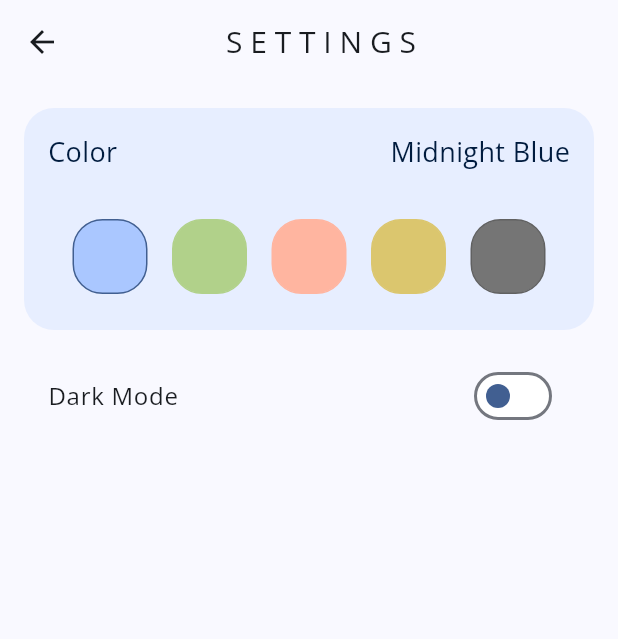
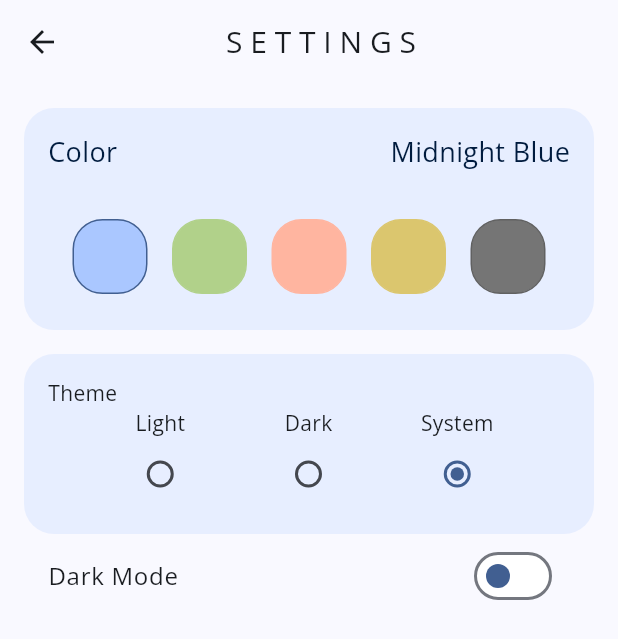
Before and after one commit to TheLameOne/polyphasic_sleep, a Flutter app: the SettingsPage screen opened by its route, on a phone screen of 412 x 824 dp. Shown: the top 639 px of the screen. Run offline on Flutter 3.47's test engine with Material 3 defaults, Android fonts, the phone set to English and light mode, and no system bars; our stand-ins replace action_slider, audioplayers, card_swiper, chat_bubbles, fl_chart, flutter_card_swiper and 14 more; missing offline and left inert: alarm, flutter_launcher_icons; accounts and stored records are empty.

Commit message:
set darkmode, light mode and system default

```diff
--- a/lib/pages/home_page.dart
+++ b/lib/pages/home_page.dart
@@ -62,7 +62,7 @@ class _HomePageState extends State<HomePage> {
                 style: TextStyle(
                     color: Theme.of(context).colorScheme.onPrimaryContainer,
                     fontWeight: FontWeight.bold,
-                    fontSize: 28)),
+                    fontSize: 26)),
           )),
       // backgroundColor: Colors.amber,
       body: Padding(
--- a/lib/pages/settings_page.dart
+++ b/lib/pages/settings_page.dart
@@ -17,8 +17,11 @@ class SettingsPage extends StatefulWidget {
 }
 
 class _SettingsPageState extends State<SettingsPage> {
+  int modes = 3;
+
   @override
   Widget build(BuildContext context) {
+    Brightness systemBrightness = MediaQuery.of(context).platformBrightness;
     return Scaffold(
       appBar: AppBar(
           title: Center(
@@ -138,73 +141,94 @@ class _SettingsPageState extends State<SettingsPage> {
                 ),
               ),
               SizedBox(height: 16),
-              // Container(
-              //   decoration: BoxDecoration(
-              //       borderRadius: BorderRadius.circular(20),
-              //       color: Theme.of(context)
-              //           .colorScheme
-              //           .primaryContainer
-              //           .withOpacity(0.5)),
-              //   child: Padding(
-              //     padding: const EdgeInsets.all(8.0),
-              //     child: Padding(
-              //       padding: const EdgeInsets.all(8.0),
-              //       child: Column(
-              //         children: [
-              //           Row(
-              //             mainAxisAlignment: MainAxisAlignment.spaceBetween,
-              //             children: [
-              //               Text("Theme"),
-              //               SizedBox(),
-              //             ],
-              //           ),
-              //           Row(
-              //             mainAxisAlignment: MainAxisAlignment.spaceEvenly,
-              //             children: [
-              //               Column(
-              //                 children: [
-              //                   // PIC light Mode
+              Container(
+                decoration: BoxDecoration(
+                    borderRadius: BorderRadius.circular(20),
+                    color: Theme.of(context)
+                        .colorScheme
+                        .primaryContainer
+                        .withOpacity(0.5)),
+                child: Padding(
+                  padding: const EdgeInsets.all(8.0),
+                  child: Padding(
+                    padding: const EdgeInsets.all(8.0),
+                    child: Column(
+                      children: [
+                        Row(
+                          mainAxisAlignment: MainAxisAlignment.spaceBetween,
+                          children: [
+                            Text("Theme"),
+                            SizedBox(),
+                          ],
+                        ),
+                        Row(
+                          mainAxisAlignment: MainAxisAlignment.spaceEvenly,
+                          children: [
+                            Column(
+                              children: [
+                                // PIC light Mode
 
-              //                   Text("Light"),
-              //                   Radio.adaptive(
-              //                     value: null,
-              //                     groupValue: null,
-              //                     onChanged: (Null? value) {},
-              //                   ),
-              //                   // Radio Button
-              //                 ],
-              //               ),
-              //               Column(
-              //                 children: [
-              //                   // PIC light Mode
-              //                   Text("Dark"),
-              //                   Radio.adaptive(
-              //                     value: null,
-              //                     groupValue: null,
-              //                     onChanged: (Null? value) {},
-              //                   ),
-              //                   // Radio Button
-              //                 ],
-              //               ),
-              //               Column(
-              //                 children: [
-              //                   // PIC light Mode
-              //                   Text("System"),
-              //                   Radio.adaptive(
-              //                     value: null,
-              //                     groupValue: null,
-              //                     onChanged: (Null? value) {},
-              //                   ),
-              //                   // Radio Button
-              //                 ],
-              //               )
-              //             ],
-              //           )
-              //         ],
-              //       ),
-              //     ),
-              //   ),
-              // ),
+                                Text("Light"),
+                                Radio<int>(
+                                  value: 1,
+                                  groupValue: modes,
+                                  onChanged: (v) {
+                                    setState(() {
+                                      modes = v!;
+                                    });
+                                    Provider.of<ThemeProvider>(context,
+                                            listen: false)
+                                        .setLightMode();
+                                  },
+                                ),
+                                // Radio Button
+                              ],
+                            ),
+                            Column(
+                              children: [
+                                // PIC light Mode
+                                Text("Dark"),
+                                Radio<int>(
+                                  value: 2,
+                                  groupValue: modes,
+                                  onChanged: (v) {
+                                    setState(() {
+                                      modes = v!;
+                                    });
+                                    Provider.of<ThemeProvider>(context,
+                                            listen: false)
+                                        .setDarkMode();
+                                  },
+                                ),
+                                // Radio Button
+                              ],
+                            ),
+                            Column(
+                              children: [
+                                // PIC light Mode
+                                Text("System"),
+                                Radio<int>(
+                                  value: 3,
+                                  groupValue: modes,
+                                  onChanged: (v) {
+                                    setState(() {
+                                      modes = v!;
+                                    });
+                                    Provider.of<ThemeProvider>(context,
+                                            listen: false)
+                                        .setSystemDefaultMode(systemBrightness);
+                                  },
+                                ),
+                                // Radio Button
+                              ],
+                            )
+                          ],
+                        )
+                      ],
+                    ),
+                  ),
+                ),
+              ),
               ListTile(
                 title: Text(
                   "Dark Mode",
```
Also changed, not shown: lib/pages/edit_schedule.dart (+4 -7 lines), lib/theme/theme_provider.dart (+17 -0 lines).
